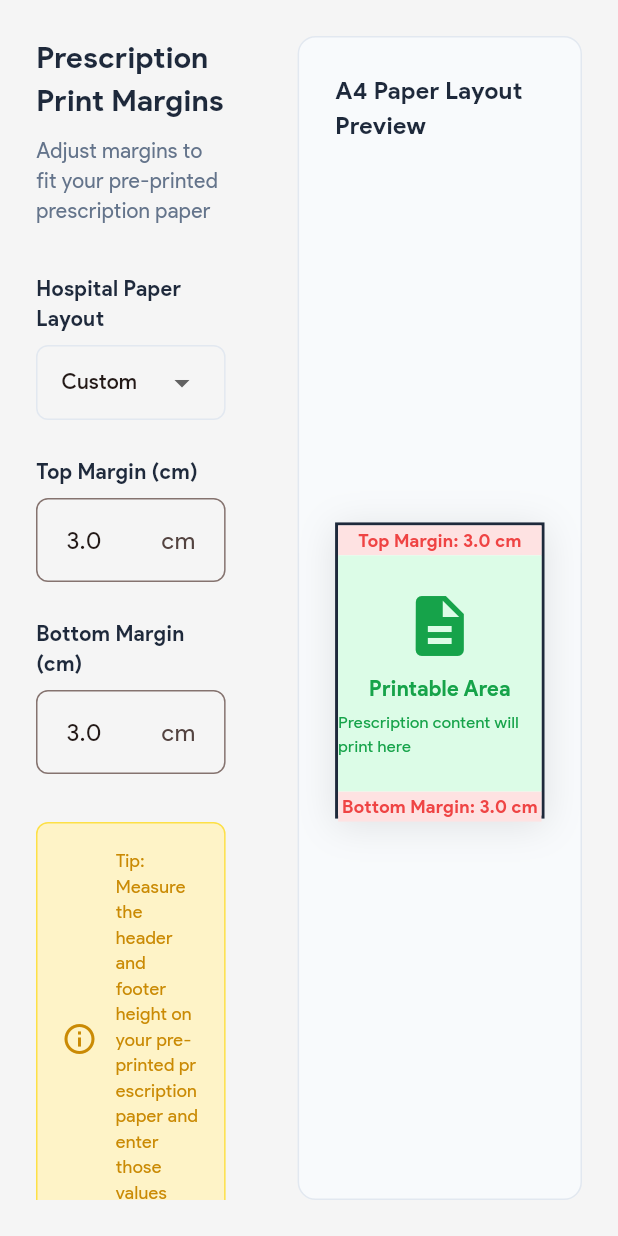
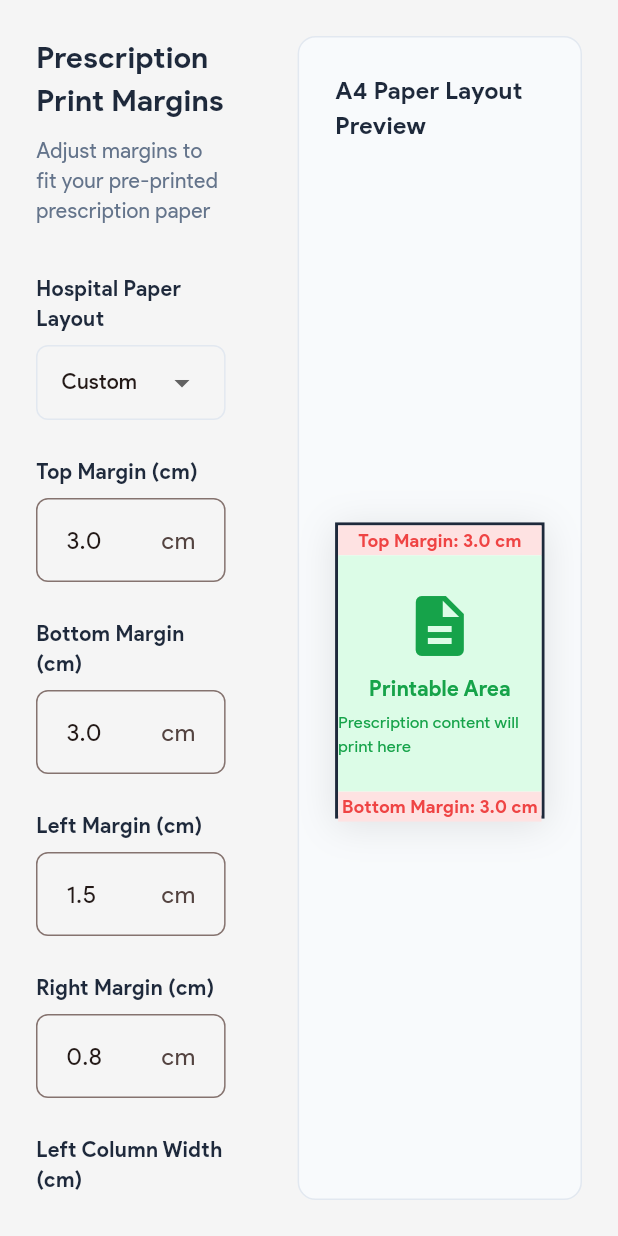
Before and after one commit to orbizen-limited/doctorshero-rx, a Flutter app: the PrintSettingsScreen widget shown alone on an empty page, opened directly, on a phone screen of 412 x 824 dp. Run offline on Flutter 3.47's test engine with Material 3 defaults, Android fonts, the phone set to English and light mode, and no system bars; our stand-ins replace flutter_svg, open_file, pdf, shared_preferences; missing offline and left inert: window_manager; accounts and stored records are empty; statements that could not run were skipped.

Commit message:
Add left margin, right margin, and left column width settings for prescription printing

```diff
--- a/lib/screens/print_settings_screen.dart
+++ b/lib/screens/print_settings_screen.dart
@@ -24,6 +24,9 @@ class PrintSettingsScreen extends StatefulWidget {
 class _PrintSettingsScreenState extends State<PrintSettingsScreen> {
   final TextEditingController _topMarginController = TextEditingController();
   final TextEditingController _bottomMarginController = TextEditingController();
+  final TextEditingController _leftMarginController = TextEditingController();
+  final TextEditingController _rightMarginController = TextEditingController();
+  final TextEditingController _leftColumnWidthController = TextEditingController();
   bool _isLoading = true;
   String? _selectedPreset;
 
@@ -48,6 +51,9 @@ class _PrintSettingsScreenState extends State<PrintSettingsScreen> {
     setState(() {
       _topMarginController.text = margins['top']!.toStringAsFixed(1);
       _bottomMarginController.text = margins['bottom']!.toStringAsFixed(1);
+      _leftMarginController.text = (margins['left'] ?? 1.5).toStringAsFixed(1);
+      _rightMarginController.text = (margins['right'] ?? 0.8).toStringAsFixed(1);
+      _leftColumnWidthController.text = (margins['leftColumnWidth'] ?? 7.0).toStringAsFixed(1);
       _selectedPreset = 'Custom';
       _isLoading = false;
     });
@@ -71,8 +77,17 @@ class _PrintSettingsScreenState extends State<PrintSettingsScreen> {
   Future<void> _saveSettings() async {
     final top = double.tryParse(_topMarginController.text) ?? 3.0;
     final bottom = double.tryParse(_bottomMarginController.text) ?? 3.0;
+    final left = double.tryParse(_leftMarginController.text) ?? 1.5;
+    final right = double.tryParse(_rightMarginController.text) ?? 0.8;
+    final leftColumnWidth = double.tryParse(_leftColumnWidthController.text) ?? 7.0;
 
-    await PrescriptionPrintService.saveMarginSettings(top, bottom);
+    await PrescriptionPrintService.saveMarginSettings(
+      top,
+      bottom,
+      left: left,
+      right: right,
+      leftColumnWidth: leftColumnWidth,
+    );
 
     if (mounted) {
       ScaffoldMessenger.of(context).showSnackBar(
@@ -88,6 +103,9 @@ class _PrintSettingsScreenState extends State<PrintSettingsScreen> {
   void dispose() {
     _topMarginController.dispose();
     _bottomMarginController.dispose();
+    _leftMarginController.dispose();
+    _rightMarginController.dispose();
+    _leftColumnWidthController.dispose();
     super.dispose();
   }
 
@@ -231,6 +249,115 @@ class _PrintSettingsScreenState extends State<PrintSettingsScreen> {
                     decoration: InputDecoration(
                       hintText: 'e.g., 3.0',
                       suffixText: 'cm',
+                      border: OutlineInputBorder(
+                        borderRadius: BorderRadius.circular(8),
+                      ),
+                      focusedBorder: OutlineInputBorder(
+                        borderRadius: BorderRadius.circular(8),
+                        borderSide: const BorderSide(color: Color(0xFFFE3001), width: 2),
+                      ),
+                      contentPadding: const EdgeInsets.all(16),
+                    ),
+                    style: const TextStyle(fontSize: 16, fontFamily: 'ProductSans'),
+                  ),
+
+                  const SizedBox(height: 24),
+
+                  // Left Margin Input
+                  const Text(
+                    'Left Margin (cm)',
+                    style: TextStyle(
+                      fontSize: 14,
+                      fontWeight: FontWeight.w600,
+                      color: Color(0xFF1E293B),
+                      fontFamily: 'ProductSans',
+                    ),
+                  ),
+                  const SizedBox(height: 8),
+                  TextField(
+                    controller: _leftMarginController,
+                    keyboardType: const TextInputType.numberWithOptions(decimal: true),
+                    onChanged: (_) {
+                      setState(() {
+                        _selectedPreset = 'Custom';
+                      });
+                    },
+                    decoration: InputDecoration(
+                      hintText: 'e.g., 1.5',
+                      suffixText: 'cm',
+                      border: OutlineInputBorder(
+                        borderRadius: BorderRadius.circular(8),
+                      ),
+                      focusedBorder: OutlineInputBorder(
+                        borderRadius: BorderRadius.circular(8),
+                        borderSide: const BorderSide(color: Color(0xFFFE3001), width: 2),
+                      ),
+                      contentPadding: const EdgeInsets.all(16),
+                    ),
+                    style: const TextStyle(fontSize: 16, fontFamily: 'ProductSans'),
+                  ),
+
+                  const SizedBox(height: 24),
+
+                  // Right Margin Input
+                  const Text(
+                    'Right Margin (cm)',
+                    style: TextStyle(
+                      fontSize: 14,
+                      fontWeight: FontWeight.w600,
+                      color: Color(0xFF1E293B),
+                      fontFamily: 'ProductSans',
+                    ),
+                  ),
+                  const SizedBox(height: 8),
+                  TextField(
+                    controller: _rightMarginController,
+                    keyboardType: const TextInputType.numberWithOptions(decimal: true),
+                    onChanged: (_) {
+                      setState(() {
+                        _selectedPreset = 'Custom';
+                      });
+                    },
+                    decoration: InputDecoration(
+                      hintText: 'e.g., 0.8',
+                      suffixText: 'cm',
+                      border: OutlineInputBorder(
+                        borderRadius: BorderRadius.circular(8),
+                      ),
+                      focusedBorder: OutlineInputBorder(
+                        borderRadius: BorderRadius.circular(8),
+                        borderSide: const BorderSide(color: Color(0xFFFE3001), width: 2),
+                      ),
+                      contentPadding: const EdgeInsets.all(16),
+                    ),
+                    style: const TextStyle(fontSize: 16, fontFamily: 'ProductSans'),
+                  ),
+
+                  const SizedBox(height: 24),
+
+                  // Left Column Width Input
+                  const Text(
+                    'Left Column Width (cm)',
+                    style: TextStyle(
+                      fontSize: 14,
+                      fontWeight: FontWeight.w600,
+                      color: Color(0xFF1E293B),
+                      fontFamily: 'ProductSans',
+                    ),
+                  ),
+                  const SizedBox(height: 8),
+                  TextField(
+                    controller: _leftColumnWidthController,
+                    keyboardType: const TextInputType.numberWithOptions(decimal: true),
+                    onChanged: (_) {
+                      setState(() {
+                        _selectedPreset = 'Custom';
+                      });
+                    },
+                    decoration: InputDecoration(
+                      hintText: 'e.g., 7.0',
+                      suffixText: 'cm',
+                      helperText: 'Width for Chief Complaint, Examination, etc.',
                       border: OutlineInputBorder(
                         borderRadius: BorderRadius.circular(8),
                       ),
--- a/lib/services/prescription_print_service.dart
+++ b/lib/services/prescription_print_service.dart
@@ -13,14 +13,26 @@ class PrescriptionPrintService {
     return {
       'top': prefs.getDouble('print_margin_top') ?? 3.0, // Default 3 cm
       'bottom': prefs.getDouble('print_margin_bottom') ?? 3.0, // Default 3 cm
+      'left': prefs.getDouble('print_margin_left') ?? 1.5, // Default 1.5 cm
+      'right': prefs.getDouble('print_margin_right') ?? 0.8, // Default 0.8 cm
+      'leftColumnWidth': prefs.getDouble('print_left_column_width') ?? 7.0, // Default 7 cm
     };
   }
 
   // Save margin settings
-  static Future<void> saveMarginSettings(double top, double bottom) async {
+  static Future<void> saveMarginSettings(
+    double top,
+    double bottom, {
+    double? left,
+    double? right,
+    double? leftColumnWidth,
+  }) async {
     final prefs = await SharedPreferences.getInstance();
     await prefs.setDouble('print_margin_top', top);
     await prefs.setDouble('print_margin_bottom', bottom);
+    if (left != null) await prefs.setDouble('print_margin_left', left);
+    if (right != null) await prefs.setDouble('print_margin_right', right);
+    if (leftColumnWidth != null) await prefs.setDouble('print_left_column_width', leftColumnWidth);
   }
 
   static Future<String> printPrescription({
@@ -46,16 +58,16 @@ class PrescriptionPrintService {
         margin: pw.EdgeInsets.only(
           top: margins['top']! * PdfPageFormat.cm,
           bottom: margins['bottom']! * PdfPageFormat.cm,
-          left: 1.5 * PdfPageFormat.cm,
-          right: 1.5 * PdfPageFormat.cm,
+          left: margins['left']! * PdfPageFormat.cm,
+          right: margins['right']! * PdfPageFormat.cm,
         ),
         build: (context) {
           return pw.Row(
             crossAxisAlignment: pw.CrossAxisAlignment.start,
             children: [
               // Left Column - Chief Complaint, Examination, Diagnosis, Investigation
-              pw.Expanded(
-                flex: 2,
+              pw.SizedBox(
+                width: margins['leftColumnWidth']! * PdfPageFormat.cm,
                 child: pw.Column(
                   crossAxisAlignment: pw.CrossAxisAlignment.start,
                   children: [
@@ -256,16 +268,16 @@ class PrescriptionPrintService {
         margin: pw.EdgeInsets.only(
           top: margins['top']! * PdfPageFormat.cm,
           bottom: margins['bottom']! * PdfPageFormat.cm,
-          left: 1.5 * PdfPageFormat.cm,
-          right: 1.5 * PdfPageFormat.cm,
+          left: margins['left']! * PdfPageFormat.cm,
+          right: margins['right']! * PdfPageFormat.cm,
         ),
         build: (context) {
           return pw.Row(
             crossAxisAlignment: pw.CrossAxisAlignment.start,
             children: [
               // Left Column - Chief Complaint, Examination, Diagnosis, Investigation
-              pw.Expanded(
-                flex: 2,
+              pw.SizedBox(
+                width: margins['leftColumnWidth']! * PdfPageFormat.cm,
                 child: pw.Column(
                   crossAxisAlignment: pw.CrossAxisAlignment.start,
                   children: [
```
